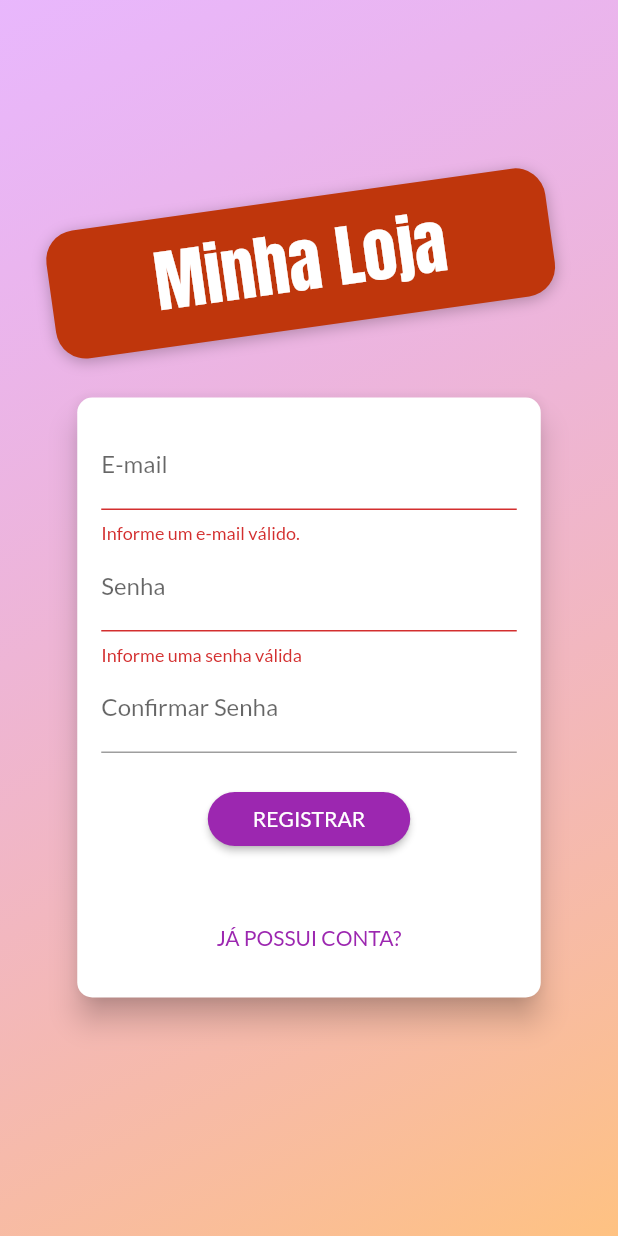
After one commit to arielguareschi/flutter_examples, a Flutter app: the screen it shows after launch, after a tap on "ENTRAR", after a tap on "DESEJA REGISTRAR?", on a phone screen of 412 x 824 dp. The commit adds this screen. Run offline on Flutter 3.47's test engine with Material 2 defaults, Android fonts, the light colour scheme and no system bars; our stand-ins replace shared_preferences; missing offline and left inert: dart:ffi, shared_preferences_web; network calls fail.

Commit message:
user created

```diff
--- /dev/null
+++ b/shop/lib/components/auth_form.dart
@@ -0,0 +1,179 @@
+import 'package:flutter/material.dart';
+import 'package:provider/provider.dart';
+import 'package:shop/exceptions/auth_exception.dart';
+import 'package:shop/models/auth.dart';
+
+enum AuthMode { signup, login }
+
+class AuthForm extends StatefulWidget {
+  const AuthForm({Key? key}) : super(key: key);
+
+  @override
+  State<AuthForm> createState() => _AuthFormState();
+}
+
+class _AuthFormState extends State<AuthForm> {
+  final _passwordController = TextEditingController();
+  final _formKey = GlobalKey<FormState>();
+  bool _isLoading = false;
+  AuthMode _authMode = AuthMode.login;
+  final Map<String, String> _authData = {
+    'email': '',
+    'password': '',
+  };
+
+  bool _isLogin() => _authMode == AuthMode.login;
+  bool _isSignup() => _authMode == AuthMode.signup;
+
+  void _switchAuthMode() {
+    setState(() {
+      if (_isLogin()) {
+        _authMode = AuthMode.signup;
+      } else {
+        _authMode = AuthMode.login;
+      }
+    });
+  }
+
+  void _showErrorDialog(String msg) {
+    showDialog(
+      context: context,
+      builder: (ctx) => AlertDialog(
+        title: const Text('Ocorreo um Erro'),
+        content: Text(msg),
+        actions: [
+          TextButton(
+            onPressed: () => Navigator.of(context).pop(),
+            child: const Text('Fechar'),
+          ),
+        ],
+      ),
+    );
+  }
+
+  Future<void> _submit() async {
+    final isValid = _formKey.currentState?.validate() ?? false;
+
+    if (!isValid) {
+      return;
+    }
+
+    setState(() => _isLoading = true);
+
+    _formKey.currentState?.save();
+    Auth auth = Provider.of(context, listen: false);
+
+    try {
+      if (_isLogin()) {
+        // Login
+        await auth.login(
+          _authData['email']!,
+          _authData['password']!,
+        );
+      } else {
+        // Registrar
+        await auth.signup(
+          _authData['email']!,
+          _authData['password']!,
+        );
+      }
+    } on AuthException catch (error) {
+      _showErrorDialog(error.toString());
+    } catch (error) {
+      _showErrorDialog('Ocorreu um erro inesperado!');
+    }
+
+    setState(() => _isLoading = false);
+  }
+
+  @override
+  Widget build(BuildContext context) {
+    final deviceSize = MediaQuery.of(context).size;
+    return Card(
+      elevation: 8,
+      shape: RoundedRectangleBorder(
+        borderRadius: BorderRadius.circular(10),
+      ),
+      child: Container(
+        padding: const EdgeInsets.all(16),
+        height: _isLogin() ? 310 : 400,
+        width: deviceSize.width * 0.75,
+        child: Form(
+          key: _formKey,
+          child: Column(
+            children: [
+              TextFormField(
+                decoration: const InputDecoration(labelText: 'E-mail'),
+                keyboardType: TextInputType.emailAddress,
+                onSaved: (email) => _authData['email'] = email ?? '',
+                validator: (_email) {
+                  final email = _email ?? '';
+                  if (email.trim().isEmpty || !email.contains('@')) {
+                    return 'Informe um e-mail válido.';
+                  }
+                  return null;
+                },
+              ),
+              TextFormField(
+                decoration: const InputDecoration(labelText: 'Senha'),
+                keyboardType: TextInputType.emailAddress,
+                obscureText: true,
+                controller: _passwordController,
+                onSaved: (password) => _authData['password'] = password ?? '',
+                validator: (_password) {
+                  final password = _password ?? '';
+                  if (password.isEmpty || password.length < 5) {
+                    return 'Informe uma senha válida';
+                  }
+                  return null;
+                },
+              ),
+              if (_isSignup())
+                TextFormField(
+                  decoration:
+                      const InputDecoration(labelText: 'Confirmar Senha'),
+                  keyboardType: TextInputType.emailAddress,
+                  obscureText: true,
+                  validator: _isLogin()
+                      ? null
+                      : (_password) {
+                          final password = _password ?? '';
+                          if (password != _passwordController.text) {
+                            return 'Senhas informadas não conferem.';
+                          }
+                          return null;
+                        },
+                ),
+              const SizedBox(height: 20),
+              if (_isLoading)
+                const CircularProgressIndicator()
+              else
+                ElevatedButton(
+                  onPressed: _submit,
+                  style: ElevatedButton.styleFrom(
+                    shape: RoundedRectangleBorder(
+                      borderRadius: BorderRadius.circular(30),
+                    ),
+                    padding: const EdgeInsets.symmetric(
+                      horizontal: 30,
+                      vertical: 8,
+                    ),
+                  ),
+                  child: Text(
+                    _authMode == AuthMode.login ? 'ENTRAR' : 'REGISTRAR',
+                  ),
+                ),
+              const Spacer(),
+              TextButton(
+                onPressed: _switchAuthMode,
+                child: Text(
+                  _isLogin() ? 'DESEJA REGISTRAR?' : 'JÁ POSSUI CONTA?',
+                ),
+              ),
+            ],
+          ),
+        ),
+      ),
+    );
+  }
+}
--- /dev/null
+++ b/shop/lib/data/store.dart
@@ -0,0 +1,32 @@
+import 'dart:convert';
+import 'package:shared_preferences/shared_preferences.dart';
+
+class Store {
+  static Future<bool> saveString(String key, String value) async {
+    final prefs = await SharedPreferences.getInstance();
+    return prefs.setString(key, value);
+  }
+
+  static Future<bool> saveMap(String key, Map<String, dynamic> value) async {
+    return saveString(key, jsonEncode(value));
+  }
+
+  static Future<String> getString(String key,
+      [String defaultValue = '']) async {
+    final prefs = await SharedPreferences.getInstance();
+    return prefs.getString(key) ?? defaultValue;
+  }
+
+  static Future<Map<String, dynamic>> getMap(String key) async {
+    try {
+      return jsonDecode(await getString(key));
+    } catch (_) {
+      return {};
+    }
+  }
+
+  static Future<bool> remove(String key) async {
+    final prefs = await SharedPreferences.getInstance();
+    return prefs.remove(key);
+  }
+}
--- /dev/null
+++ b/shop/lib/exceptions/auth_exception.dart
@@ -0,0 +1,20 @@
+class AuthException implements Exception {
+  static const Map<String, String> errors = {
+    'EMAIL_EXISTS': 'E-mail já cadastrado.',
+    'OPERATION_NOT_ALLOWED': 'Operação não permitida!',
+    'TOO_MANY_ATTEMPTS_TRY_LATER':
+        'Acesso bloqueado temporariamente. Tente mais tarde.',
+    'EMAIL_NOT_FOUND': 'E-mail não encontrado.',
+    'INVALID_PASSWORD': 'Senha informada não confere.',
+    'USER_DISABLED': 'A conta do usuário foi desabilitada.',
+  };
+
+  final String key;
+
+  AuthException(this.key);
+
+  @override
+  String toString() {
+    return errors[key] ?? 'Ocorreu um erro no processo de autenticação.';
+  }
+}
--- /dev/null
+++ b/shop/lib/generated_plugin_registrant.dart
@@ -0,0 +1,17 @@
+//
+// Generated file. Do not edit.
+//
+
+// ignore_for_file: directives_ordering
+// ignore_for_file: lines_longer_than_80_chars
+// ignore_for_file: depend_on_referenced_packages
+
+import 'package:shared_preferences_web/shared_preferences_web.dart';
+
+import 'package:flutter_web_plugins/flutter_web_plugins.dart';
+
+// ignore: public_member_api_docs
+void registerPlugins(Registrar registrar) {
+  SharedPreferencesPlugin.registerWith(registrar);
+  registrar.registerMessageHandler();
+}
--- a/shop/lib/main.dart
+++ b/shop/lib/main.dart
@@ -1,13 +1,14 @@
 import 'package:flutter/material.dart';
 import 'package:provider/provider.dart';
+import 'package:shop/models/auth.dart';
 import 'package:shop/models/cart.dart';
 import 'package:shop/models/order_list.dart';
 import 'package:shop/models/product_list.dart';
+import 'package:shop/pages/auth_or_home_page.dart';
 import 'package:shop/pages/cart_page.dart';
 import 'package:shop/pages/orders_page.dart';
 import 'package:shop/pages/product_detail_page.dart';
 import 'package:shop/pages/product_form_page.dart';
-import 'package:shop/pages/products_overview_page.dart';
 import 'package:shop/pages/products_page.dart';
 import 'package:shop/utils/app_routes.dart';
 
@@ -23,13 +24,30 @@
     return MultiProvider(
       providers: [
         ChangeNotifierProvider(
+          create: (_) => Auth(),
+        ),
+        ChangeNotifierProxyProvider<Auth, ProductList>(
           create: (_) => ProductList(),
+          update: (ctx, auth, previous) {
+            return ProductList(
+              auth.token ?? '',
+              auth.userId ?? '',
+              previous?.items ?? [],
+            );
+          },
+        ),
+        ChangeNotifierProxyProvider<Auth, OrderList>(
+          create: (_) => OrderList(),
+          update: (ctx, auth, previous) {
+            return OrderList(
+              auth.token ?? '',
+              auth.userId ?? '',
+              previous?.items ?? [],
+            );
+          },
         ),
         ChangeNotifierProvider(
           create: (_) => Cart(),
-        ),
-        ChangeNotifierProvider(
-          create: (_) => OrderList(),
         ),
       ],
       child: MaterialApp(
@@ -43,7 +61,7 @@
         ),
         // home: const ProductsOverviewPage(),
         routes: {
-          AppRoutes.home: (ctx) => const ProductsOverviewPage(),
+          AppRoutes.authOrHome: (ctx) => const AuthOrHomePage(),
           AppRoutes.productDetail: (ctx) => const ProductDetailPage(),
           AppRoutes.cart: (ctx) => const CartPage(),
           AppRoutes.orders: (ctx) => const OrdersPage(),
--- /dev/null
+++ b/shop/lib/models/auth.dart
@@ -0,0 +1,126 @@
+import 'dart:async';
+import 'dart:convert';
+
+import 'package:flutter/material.dart';
+import 'package:http/http.dart' as http;
+import 'package:shop/data/store.dart';
+import 'package:shop/exceptions/auth_exception.dart';
+import 'package:shop/utils/constants.dart';
+
+class Auth with ChangeNotifier {
+  String? _token;
+  String? _email;
+  String? _userId;
+  DateTime? _expiryDate;
+  Timer? _logoutTimer;
+
+  bool get isAuth {
+    final isValid = _expiryDate?.isAfter(DateTime.now()) ?? false;
+    return _token != null && isValid;
+  }
+
+  String? get token {
+    return isAuth ? _token : null;
+  }
+
+  String? get email {
+    return isAuth ? _email : null;
+  }
+
+  String? get userId {
+    return isAuth ? _userId : null;
+  }
+
+  Future<void> _authenticate(
+      String email, String password, String urlFragment) async {
+    final url =
+        'https://identitytoolkit.googleapis.com/v1/accounts:$urlFragment?key=${Constants.webApiKey}';
+    final response = await http.post(
+      Uri.parse(url),
+      body: jsonEncode({
+        'email': email,
+        'password': password,
+        'returnSecureToken': true,
+      }),
+    );
+
+    final body = jsonDecode(response.body);
+
+    if (body['error'] != null) {
+      throw AuthException(body['error']['message']);
+    } else {
+      _token = body['idToken'];
+      _email = body['email'];
+      _userId = body['localId'];
+
+      _expiryDate = DateTime.now().add(
+        Duration(
+          seconds: int.parse(body['expiresIn']),
+        ),
+      );
+
+      Store.saveMap('userData', {
+        'token': _token,
+        'email': _email,
+        'userId': _userId,
+        'expiryDate': _expiryDate!.toIso8601String(),
+      });
+
+      _autoLogout();
+      notifyListeners();
+    }
+  }
+
+  Future<void> signup(String email, String password) async {
+    return _authenticate(email, password, 'signUp');
+  }
+
+  Future<void> login(String email, String password) async {
+    return _authenticate(email, password, 'signInWithPassword');
+  }
+
+  Future<void> tryAutoLogin() async {
+    if (isAuth) return;
+
+    final userData = await Store.getMap('userData');
+
+    if (userData.isEmpty) return;
+
+    final expiryDate = DateTime.parse(userData['expiryDate']);
+    if (expiryDate.isBefore(DateTime.now())) return;
+
+    _token = userData['token'];
+    _email = userData['email'];
+    _userId = userData['userId'];
+    _expiryDate = expiryDate;
+
+    _autoLogout();
+    notifyListeners();
+  }
+
+  void logout() {
+    _token = null;
+    _email = null;
+    _userId = null;
+    _expiryDate = null;
+    _clearLogoutTimer();
+    Store.remove('userData').then((_) {
+      notifyListeners();
+    });
+  }
+
+  void _clearLogoutTimer() {
+    _logoutTimer?.cancel();
+    _logoutTimer = null;
+  }
+
+  void _autoLogout() {
+    _clearLogoutTimer();
+    final timeToLogout = _expiryDate?.difference(DateTime.now()).inSeconds;
+    print(timeToLogout);
+    _logoutTimer = Timer(
+      Duration(seconds: timeToLogout ?? 0),
+      logout,
+    );
+  }
+}
--- a/shop/lib/models/order_list.dart
+++ b/shop/lib/models/order_list.dart
@@ -7,7 +7,15 @@
 import 'package:shop/utils/constants.dart';
 
 class OrderList with ChangeNotifier {
-  final List<Order> _items = [];
+  final String _token;
+  final String _userId;
+  List<Order> _items = [];
+
+  OrderList([
+    this._token = '',
+    this._userId = '',
+    this._items = const [],
+  ]);
 
   List<Order> get items {
     return [..._items];
@@ -18,15 +26,15 @@
   }
 
   Future<void> loadOrders() async {
-    _items.clear();
+    List<Order> items = [];
 
     final response = await http.get(
-      Uri.parse('${Constants.orderBaseUrl}.json'),
+      Uri.parse('${Constants.orderBaseUrl}/$_userId.json?auth=$_token'),
     );
     if (response.body == 'null') return;
     Map<String, dynamic> data = jsonDecode(response.body);
     data.forEach((orderId, orderData) {
-      _items.add(
+      items.add(
         Order(
           id: orderId,
           date: DateTime.parse(orderData['date']),
@@ -43,6 +51,8 @@
         ),
       );
     });
+
+    _items = items.reversed.toList();
     notifyListeners();
   }
 
@@ -50,7 +60,7 @@
     final date = DateTime.now();
 
     final response = await http.post(
-      Uri.parse('${Constants.orderBaseUrl}.json'),
+      Uri.parse('${Constants.orderBaseUrl}/$_userId.json?auth=$_token'),
       body: jsonEncode(
         {
           'total': cart.totalAmount,
--- a/shop/lib/models/product_list.dart
+++ b/shop/lib/models/product_list.dart
@@ -7,11 +7,19 @@
 import 'package:shop/utils/constants.dart';
 
 class ProductList with ChangeNotifier {
-  final List<Product> _items = [];
+  final String _token;
+  final String _userId;
+  List<Product> _items = [];
 
   List<Product> get items => [..._items];
   List<Product> get favoriteItems =>
       _items.where((prod) => prod.isFavorite).toList();
+
+  ProductList([
+    this._token = '',
+    this._userId = '',
+    this._items = const [],
+  ]);
 
   int get itemsCount {
     return _items.length;
@@ -21,11 +29,22 @@
     _items.clear();
 
     final response = await http.get(
-      Uri.parse('${Constants.productBaseUrl}.json'),
+      Uri.parse('${Constants.productBaseUrl}.json?auth=$_token'),
     );
     if (response.body == 'null') return;
+
+    final favResponse = await http.get(
+      Uri.parse(
+        '${Constants.userFavoritesUrl}/$_userId.json?auth=$_token',
+      ),
+    );
+
+    Map<String, dynamic> favData =
+        favResponse.body == 'null' ? {} : jsonDecode(favResponse.body);
+
     Map<String, dynamic> data = jsonDecode(response.body);
     data.forEach((productId, productData) {
+      final isFavorite = favData[productId] ?? false;
       _items.add(
         Product(
           id: productId,
@@ -33,7 +52,7 @@
           description: productData['description'],
           price: productData['price'],
           imageUrl: productData['imageUrl'],
-          isFavorite: productData['isFavorite'],
+          isFavorite: isFavorite,
         ),
       );
     });
@@ -60,14 +79,13 @@
 
   Future<void> addProduct(Product product) async {
     final response = await http.post(
-      Uri.parse('${Constants.productBaseUrl}.json'),
+      Uri.parse('${Constants.productBaseUrl}.json?auth=$_token'),
       body: jsonEncode(
         {
           "name": product.name,
           "description": product.description,
           "price": product.price,
           "imageUrl": product.imageUrl,
-          "isFavorite": product.isFavorite,
         },
       ),
     );
@@ -79,7 +97,6 @@
       description: product.description,
       price: product.price,
       imageUrl: product.imageUrl,
-      isFavorite: product.isFavorite,
     ));
     notifyListeners();
   }
@@ -89,7 +106,8 @@
 
     if (index >= 0) {
       await http.patch(
-        Uri.parse('${Constants.productBaseUrl}/${product.id}.json'),
+        Uri.parse(
+            '${Constants.productBaseUrl}/${product.id}.json?auth=$_token'),
         body: jsonEncode(
           {
             "name": product.name,
@@ -114,7 +132,8 @@
       notifyListeners();
 
       final response = await http.delete(
-        Uri.parse('${Constants.productBaseUrl}/${product.id}.json'),
+        Uri.parse(
+            '${Constants.productBaseUrl}/${product.id}.json?auth=$_token'),
       );
 
       if (response.statusCode >= 400) {
--- /dev/null
+++ b/shop/lib/pages/auth_or_home_page.dart
@@ -0,0 +1,29 @@
+import 'package:flutter/material.dart';
+import 'package:provider/provider.dart';
+import 'package:shop/models/auth.dart';
+import 'package:shop/pages/auth_page.dart';
+import 'package:shop/pages/products_overview_page.dart';
+
+class AuthOrHomePage extends StatelessWidget {
+  const AuthOrHomePage({Key? key}) : super(key: key);
+
+  @override
+  Widget build(BuildContext context) {
+    Auth auth = Provider.of(context);
+    // return auth.isAuth ? const ProductsOverviewPage() : const AuthPage();
+    return FutureBuilder(
+      future: auth.tryAutoLogin(),
+      builder: (ctx, snapshot) {
+        if (snapshot.connectionState == ConnectionState.waiting) {
+          return const Center(child: CircularProgressIndicator());
+        } else if (snapshot.error != null) {
+          return const Center(
+            child: Text('Ocorreu um erro!'),
+          );
+        } else {
+          return auth.isAuth ? const ProductsOverviewPage() : const AuthPage();
+        }
+      },
+    );
+  }
+}
--- /dev/null
+++ b/shop/lib/pages/auth_page.dart
@@ -0,0 +1,81 @@
+import 'dart:math';
+
+import 'package:flutter/material.dart';
+import 'package:shop/components/auth_form.dart';
+
+class AuthPage extends StatelessWidget {
+  const AuthPage({Key? key}) : super(key: key);
+
+  @override
+  Widget build(BuildContext context) {
+    return Scaffold(
+      body: Stack(
+        children: [
+          Container(
+            decoration: const BoxDecoration(
+              gradient: LinearGradient(
+                colors: [
+                  Color.fromRGBO(215, 117, 255, 0.5),
+                  Color.fromRGBO(255, 188, 117, 0.9),
+                ],
+                begin: Alignment.topLeft,
+                end: Alignment.bottomRight,
+              ),
+            ),
+          ),
+          SizedBox(
+            width: double.infinity,
+            child: Column(
+              crossAxisAlignment: CrossAxisAlignment.center,
+              mainAxisAlignment: MainAxisAlignment.center,
+              children: [
+                Container(
+                  margin: const EdgeInsets.only(bottom: 20),
+                  padding: const EdgeInsets.symmetric(
+                    vertical: 10,
+                    horizontal: 70,
+                  ),
+                  // cascade operator
+                  transform: Matrix4.rotationZ(-8 * pi / 180)..translate(-10.0),
+                  decoration: BoxDecoration(
+                    borderRadius: BorderRadius.circular(20),
+                    color: Colors.deepOrange.shade900,
+                    boxShadow: const [
+                      BoxShadow(
+                        blurRadius: 8,
+                        color: Colors.black26,
+                        offset: Offset(0, 2),
+                      ),
+                    ],
+                  ),
+                  child: const Text(
+                    'Minha Loja',
+                    style: TextStyle(
+                      fontSize: 45,
+                      fontFamily: 'Anton',
+                      color: Colors.white,
+                    ),
+                  ),
+                ),
+                const AuthForm(),
+              ],
+            ),
+          ),
+        ],
+      ),
+    );
+  }
+}
+
+// Exemplo usado para explicar o cascade operator
+// void main() {
+//   List<int> a = [1, 2, 3];
+//   a.add(4);
+//   a.add(5);
+//   a.add(6);
+
+//   // cascade operator!
+//   a..add(7)..add(8)..add(9);
+
+//   print(a);
+// }
--- a/shop/lib/utils/app_routes.dart
+++ b/shop/lib/utils/app_routes.dart
@@ -1,5 +1,5 @@
 class AppRoutes {
-  static const home = '/';
+  static const authOrHome = '/';
   static const productDetail = '/product-detail';
   static const cart = '/cart';
   static const orders = '/orders';
--- a/shop/lib/utils/constants.dart
+++ b/shop/lib/utils/constants.dart
@@ -1,6 +1,9 @@
 class Constants {
+  static const userFavoritesUrl =
+      'https://shop-coder-ariel-default-rtdb.firebaseio.com/userFavorites';
   static const productBaseUrl =
       'https://shop-coder-ariel-default-rtdb.firebaseio.com/products';
   static const orderBaseUrl =
       'https://shop-coder-ariel-default-rtdb.firebaseio.com/orders';
+  static const webApiKey = 'AIzaSyAOB9uer_xxRprUZnoZSqeK3oenNmingOc';
 }
--- a/shop/pubspec.yaml
+++ b/shop/pubspec.yaml
@@ -32,6 +32,7 @@
   provider: ^6.0.3
   intl: ^0.17.0
   http: ^0.13.5
+  shared_preferences: ^2.0.15
 
   # The following adds the Cupertino Icons font to your application.
   # Use with the CupertinoIcons class for iOS style icons.
```
Also changed, not shown: shop/lib/components/app_drawer.dart (+17 -1 lines), shop/lib/components/product_grid_item.dart (+6 -1 lines), shop/lib/models/product.dart (+6 -4 lines), shop/lib/pages/orders_page.dart (+20 -29 lines), shop/produtos.txt (added, +34 -0 lines), shop/pubspec.lock, 3 other files.
